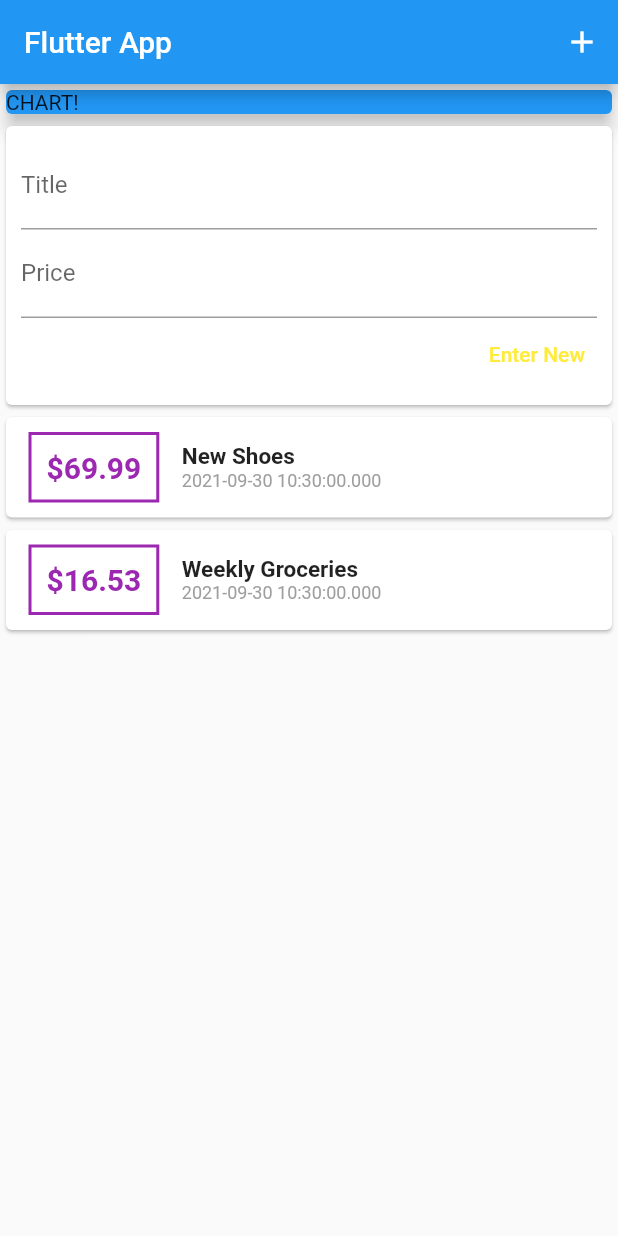
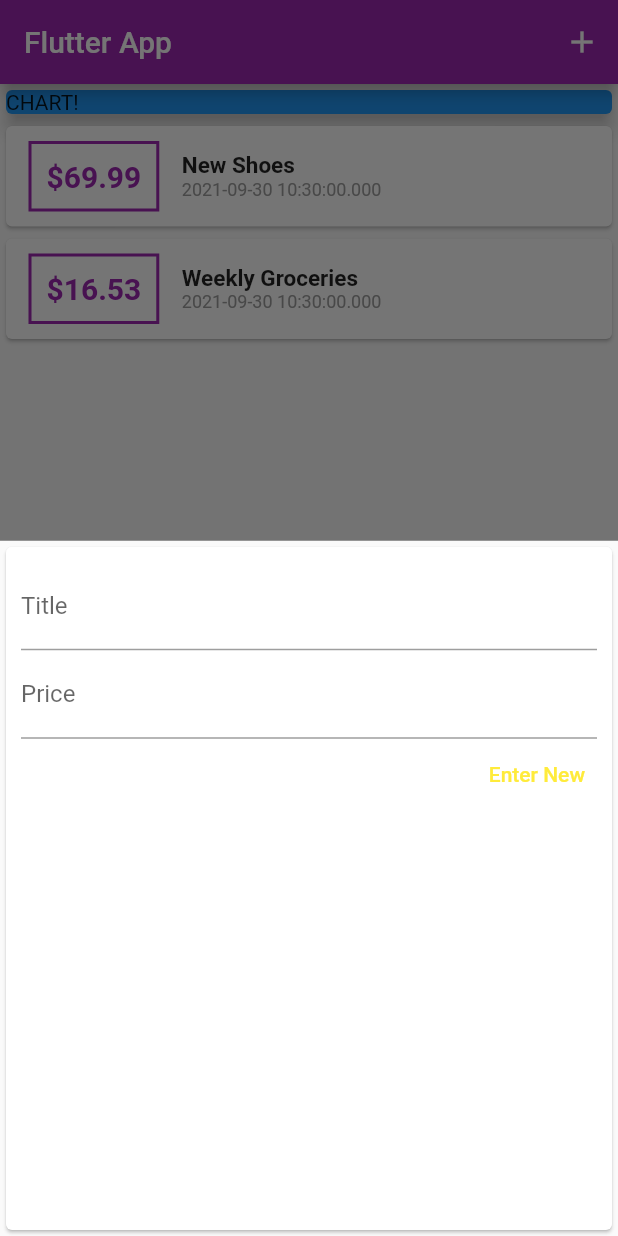
Before and after one commit to ashrafmansuri/flutter_expense, a Flutter app: the screen it shows after launch, after a tap on the "add" icon, on a phone screen of 412 x 824 dp. Run offline on Flutter 3.47's test engine with Material 2 defaults, Android fonts, the phone set to English and light mode, and no system bars.

Commit message:
added modal

```diff
--- a/lib/main.dart
+++ b/lib/main.dart
@@ -1,5 +1,7 @@
 import 'package:flutter/material.dart';
-import './widgets/userTranaction.dart';
+import './widgets/transactionList.dart';
+import './models/transaction.dart';
+import './widgets/transactionCard.dart';
 
 void main() => runApp(MyApp());
 
@@ -7,21 +9,71 @@ class MyApp extends StatelessWidget {
   @override
   Widget build(BuildContext context) {
     return MaterialApp(
+      theme: ThemeData(
+        primarySwatch: Colors.purple,
+        accentColor: Colors.yellow
+      ),
       title: 'Expense Calculator',
       home: MyHomePage(),
     );
   }
 }
 
-class MyHomePage extends StatelessWidget {
+class MyHomePage extends StatefulWidget {
+  @override
+  _MyHomePageState createState() => _MyHomePageState();
+}
+
+class _MyHomePageState extends State<MyHomePage> {
+  final List<Transaction> _transactions = [
+    Transaction(
+      id: 't1',
+      title: 'New Shoes',
+      amount: 69.99,
+      date: DateTime.now(),
+    ),
+    Transaction(
+      id: 't2',
+      title: 'Weekly Groceries',
+      amount: 16.53,
+      date: DateTime.now(),
+    ),
+  ];
+
+  void addTxToList(String item, double price) {
+    var tx = Transaction(
+        id: DateTime.now().toString(),
+        title: item,
+        amount: price,
+        date: DateTime.now());
+    setState(() {
+      _transactions.add(tx);
+    });
+  }
+
+
+  void _openModal(BuildContext ctx) {
+    showModalBottomSheet(
+        context: ctx,
+        builder: (bCtx) {
+          return  TransactionCard(addTxToList);
+        });
+  }
+
   @override
   Widget build(BuildContext context) {
     return Scaffold(
       appBar: AppBar(
         title: Text('Flutter App'),
-        actions: [IconButton(onPressed: () {}, icon: Icon(Icons.add))],
+        actions: [
+          IconButton(
+              onPressed: () => _openModal(context), icon: Icon(Icons.add))
+        ],
       ),
-      body: Column(
+      body: Container(
+        height: 500,
+        child: SingleChildScrollView(
+          child: Column(
             //mainAxisAlignment: MainAxisAlignment.spaceAround,
             crossAxisAlignment: CrossAxisAlignment.stretch,
             children: <Widget>[
@@ -33,8 +85,15 @@ class MyHomePage extends StatelessWidget {
                   elevation: 5,
                 ),
               ),
-          UserTransaction()
+              TransactionList(transactions: _transactions)
             ],
+          ),
+        ),
+      ),
+      floatingActionButtonLocation: FloatingActionButtonLocation.centerFloat,
+      floatingActionButton: FloatingActionButton(
+        child: Icon(Icons.add),
+        onPressed: () => _openModal(context),
       ),
     );
   }
--- a/lib/widgets/transactionCard.dart
+++ b/lib/widgets/transactionCard.dart
@@ -1,12 +1,31 @@
-
 import 'package:flutter/material.dart';
 
-class TransactionCard extends StatelessWidget {
-  final _titleTextHandler = TextEditingController();
-  final _amountTextHandler = TextEditingController();
+class TransactionCard extends StatefulWidget {
   final Function _addTx;
 
   TransactionCard(this._addTx);
+
+  @override
+  _TransactionCardState createState() => _TransactionCardState();
+}
+
+class _TransactionCardState extends State<TransactionCard> {
+  final _titleTextHandler = TextEditingController();
+
+  final _amountTextHandler = TextEditingController();
+
+  void _sumbitData()
+  {
+
+    if(_titleTextHandler.text.isEmpty || double.parse(_amountTextHandler.text) <=0)
+    {
+      return;
+    }
+         widget._addTx(_titleTextHandler.text,
+                      double.parse(_amountTextHandler.text));
+
+                      Navigator.of(context).pop();
+  }
 
   @override
   Widget build(BuildContext context) {
@@ -19,13 +38,18 @@ class TransactionCard extends StatelessWidget {
             TextField(
               controller: _titleTextHandler,
               decoration: InputDecoration(labelText: "Title"),
+               onSubmitted: (_) {  _sumbitData();
+                }
             ),
             TextField(
-              controller: _amountTextHandler,
-              decoration: InputDecoration(labelText: "Price"),
-            ),
+                controller: _amountTextHandler,
+                decoration: InputDecoration(labelText: "Price"),
+                keyboardType: TextInputType.number,
+                onSubmitted: (val) {  _sumbitData();
+                }
+                ),
             TextButton(
-                onPressed:() => _addTx(_titleTextHandler.text,  double.parse(_amountTextHandler.text)) ,
+                onPressed: _sumbitData,
                 child: Text("Enter New"),
                 style: ButtonStyle(
                     foregroundColor: MaterialStateProperty.all(Colors.yellow))),
--- a/lib/widgets/transactionList.dart
+++ b/lib/widgets/transactionList.dart
@@ -27,7 +27,7 @@ class TransactionList extends StatelessWidget {
                     ),
                     padding: EdgeInsets.all(10),
                     child: Text(
-                      "\$${transactions[index].amount}",
+                      "\$${transactions[index].amount.toStringAsFixed(2)}",
                       style: TextStyle(
                         fontWeight: FontWeight.bold,
                         fontSize: 20,
--- a/lib/widgets/userTranaction.dart
+++ /dev/null
@@ -1,47 +0,0 @@
-import 'package:flutter/material.dart';
-import './transactionCard.dart';
-import './transactionList.dart';
-import '../models/transaction.dart';
-
-class UserTransaction extends StatefulWidget {
-  @override
-  _UserTransactionState createState() => _UserTransactionState();
-}
-
-class _UserTransactionState extends State<UserTransaction> {
-  final List<Transaction> _transactions = [
-    Transaction(
-      id: 't1',
-      title: 'New Shoes',
-      amount: 69.99,
-      date: DateTime.now(),
-    ),
-    Transaction(
-      id: 't2',
-      title: 'Weekly Groceries',
-      amount: 16.53,
-      date: DateTime.now(),
-    ),
-  ];
-
-  void addTxToList(String item, double price) {
-    var tx = Transaction(
-        id: DateTime.now().toString(),
-        title: item,
-        amount: price,
-        date: DateTime.now());
-    setState(() {
-      _transactions.add(tx);
-    });
-  }
-
-  @override
-  Widget build(BuildContext context) {
-    return Column(
-      children: [
-        TransactionCard(addTxToList),
-        TransactionList(transactions: _transactions,)
-      ],
-    );
-  }
-}
```
Lines whose indentation alone changed are shown as unchanged.
